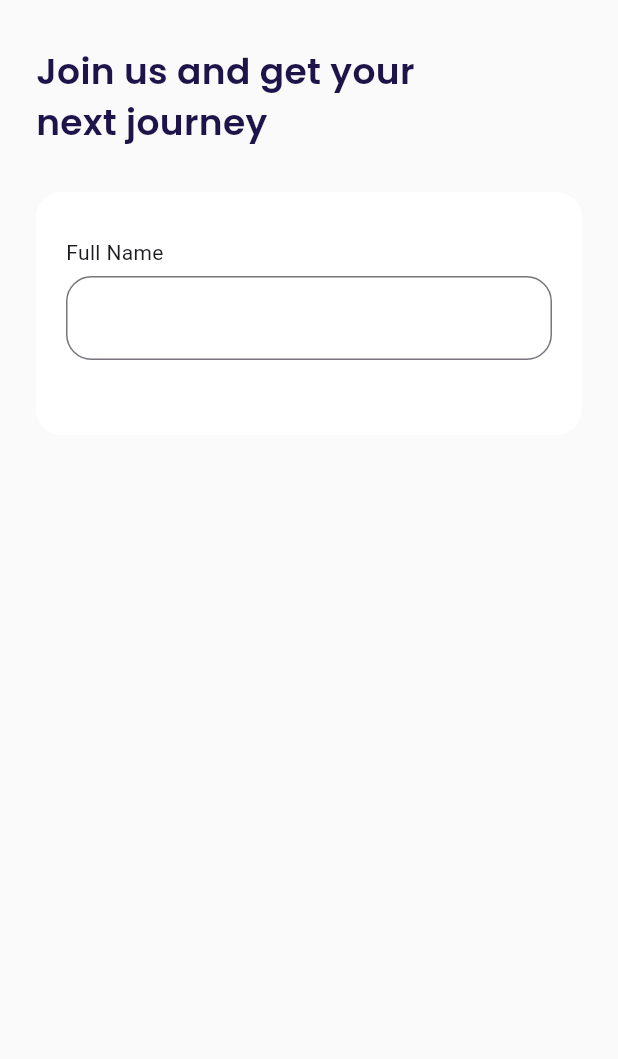
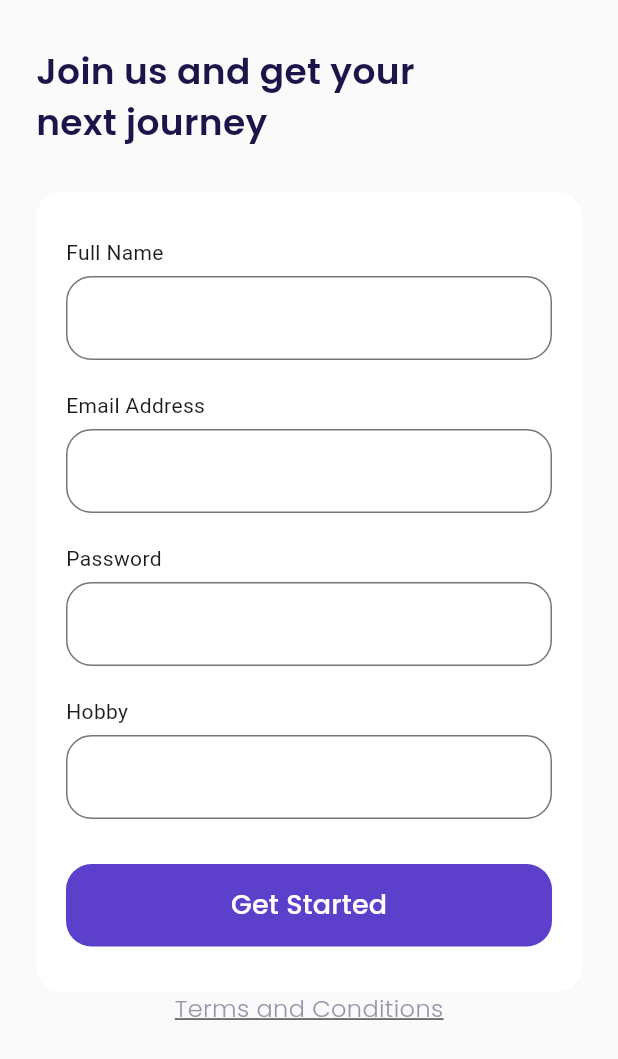
Before and after one commit to khoerodin/airplane, a Flutter app: the SignUpPage screen opened by its route, on a phone screen of 412 x 824 dp. Shown: the top 1059 px of the screen. Run offline on Flutter 3.47's test engine with Material 3 defaults, Android fonts, the phone set to English and light mode, and no system bars; our stand-ins replace google_fonts.

Commit message:
Sign Up - Input Section 2

```diff
--- a/lib/ui/pages/get_started_page.dart
+++ b/lib/ui/pages/get_started_page.dart
@@ -53,6 +53,11 @@ class GetStartedPage extends StatelessWidget {
                   child: TextButton(
                     style: TextButton.styleFrom(
                       backgroundColor: kPrimaryColor,
+                      shape: RoundedRectangleBorder(
+                        borderRadius: BorderRadius.circular(
+                          defaultRadius,
+                        ),
+                      ),
                     ),
                     onPressed: () {
                       Navigator.pushNamed(context, '/sign-up');
--- a/lib/ui/pages/sign_up_page.dart
+++ b/lib/ui/pages/sign_up_page.dart
@@ -21,7 +21,7 @@ class SignUpPage extends StatelessWidget {
     }
 
     Widget inputSection() {
-      Widget emailInput() {
+      Widget nameInput() {
         return Container(
           margin: const EdgeInsets.only(bottom: 20),
           child: Column(
@@ -52,6 +52,125 @@ class SignUpPage extends StatelessWidget {
         );
       }
 
+      Widget emailInput() {
+        return Container(
+          margin: const EdgeInsets.only(bottom: 20),
+          child: Column(
+            crossAxisAlignment: CrossAxisAlignment.start,
+            children: [
+              const Text('Email Address'),
+              const SizedBox(height: 6),
+              TextFormField(
+                cursorColor: kBlackColor,
+                decoration: InputDecoration(
+                  border: OutlineInputBorder(
+                    borderRadius: BorderRadius.circular(
+                      defaultRadius,
+                    ),
+                  ),
+                  focusedBorder: OutlineInputBorder(
+                    borderRadius: BorderRadius.circular(
+                      defaultRadius,
+                    ),
+                    borderSide: BorderSide(
+                      color: kPrimaryColor,
+                    ),
+                  ),
+                ),
+              ),
+            ],
+          ),
+        );
+      }
+
+      Widget passwordInput() {
+        return Container(
+          margin: const EdgeInsets.only(bottom: 20),
+          child: Column(
+            crossAxisAlignment: CrossAxisAlignment.start,
+            children: [
+              const Text('Password'),
+              const SizedBox(height: 6),
+              TextFormField(
+                obscureText: true,
+                cursorColor: kBlackColor,
+                decoration: InputDecoration(
+                  border: OutlineInputBorder(
+                    borderRadius: BorderRadius.circular(
+                      defaultRadius,
+                    ),
+                  ),
+                  focusedBorder: OutlineInputBorder(
+                    borderRadius: BorderRadius.circular(
+                      defaultRadius,
+                    ),
+                    borderSide: BorderSide(
+                      color: kPrimaryColor,
+                    ),
+                  ),
+                ),
+              ),
+            ],
+          ),
+        );
+      }
+
+      Widget hobbyInput() {
+        return Container(
+          margin: const EdgeInsets.only(bottom: 30),
+          child: Column(
+            crossAxisAlignment: CrossAxisAlignment.start,
+            children: [
+              const Text('Hobby'),
+              const SizedBox(height: 6),
+              TextFormField(
+                cursorColor: kBlackColor,
+                decoration: InputDecoration(
+                  border: OutlineInputBorder(
+                    borderRadius: BorderRadius.circular(
+                      defaultRadius,
+                    ),
+                  ),
+                  focusedBorder: OutlineInputBorder(
+                    borderRadius: BorderRadius.circular(
+                      defaultRadius,
+                    ),
+                    borderSide: BorderSide(
+                      color: kPrimaryColor,
+                    ),
+                  ),
+                ),
+              ),
+            ],
+          ),
+        );
+      }
+
+      Widget submitButton() {
+        return SizedBox(
+          width: double.infinity,
+          height: 55,
+          child: TextButton(
+            onPressed: () {},
+            style: TextButton.styleFrom(
+              backgroundColor: kPrimaryColor,
+              shape: RoundedRectangleBorder(
+                borderRadius: BorderRadius.circular(
+                  defaultRadius,
+                ),
+              ),
+            ),
+            child: Text(
+              'Get Started',
+              style: whiteTextStyle.copyWith(
+                fontSize: 18,
+                fontWeight: medium,
+              ),
+            ),
+          ),
+        );
+      }
+
       return Container(
         margin: const EdgeInsets.only(top: 30),
         padding: const EdgeInsets.symmetric(
@@ -66,8 +185,26 @@ class SignUpPage extends StatelessWidget {
         ),
         child: Column(
           children: [
+            nameInput(),
             emailInput(),
+            passwordInput(),
+            hobbyInput(),
+            submitButton()
           ],
+        ),
+      );
+    }
+
+    Widget tacButton() {
+      return Container(
+        alignment: Alignment.center,
+        child: Text(
+          'Terms and Conditions',
+          style: greyTextStyle.copyWith(
+            fontSize: 16,
+            fontWeight: light,
+            decoration: TextDecoration.underline,
+          ),
         ),
       );
     }
@@ -82,6 +219,7 @@ class SignUpPage extends StatelessWidget {
           children: [
             title(),
             inputSection(),
+            tacButton(),
           ],
         ),
       ),
```
